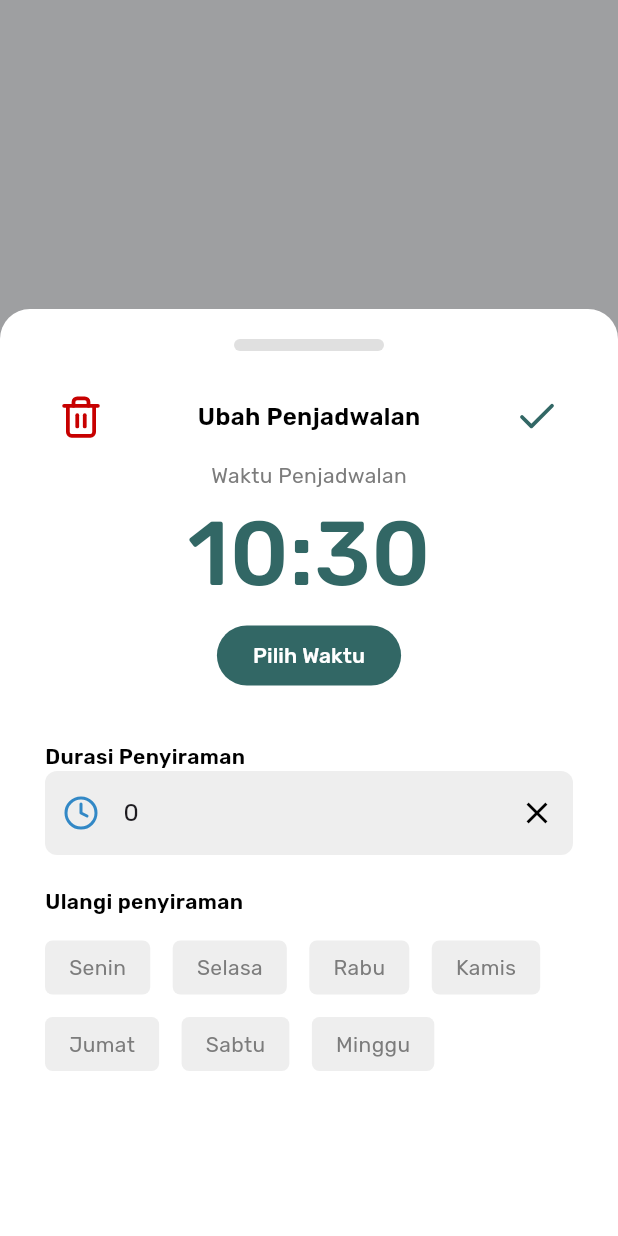
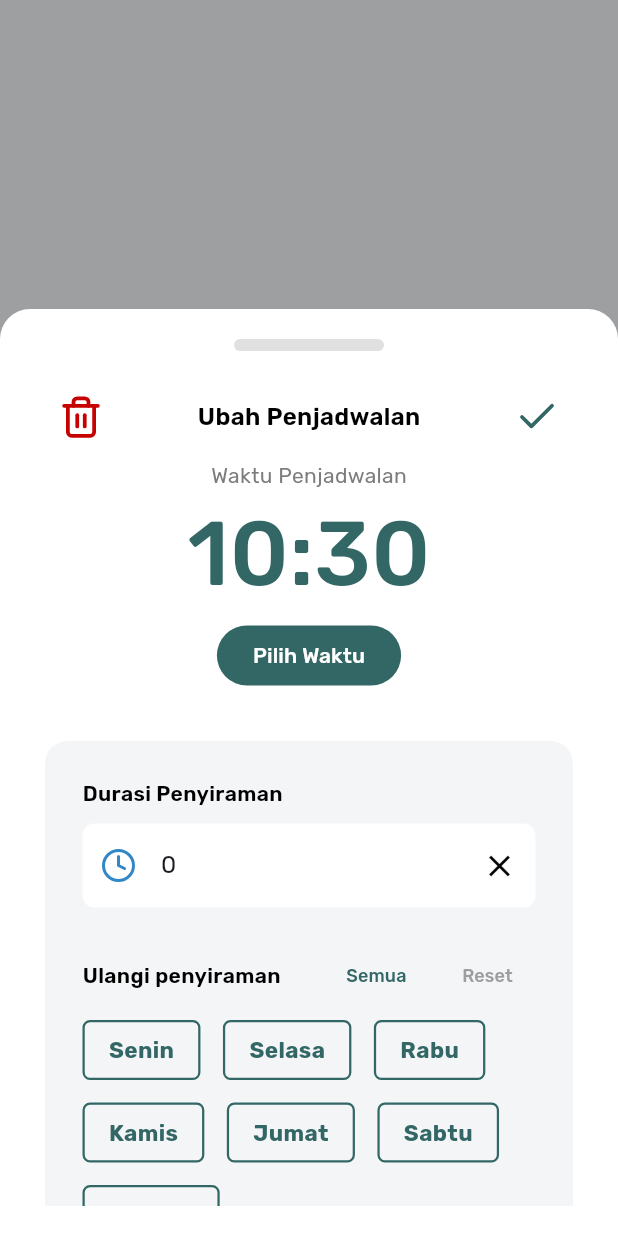
Before and after one commit to scituinsk/Mobile_Smart_Farming, a Flutter app: what show() shows on an empty page, opened directly with empty values, on a phone screen of 412 x 824 dp. Run offline on Flutter 3.47's test engine with Material 3 defaults, Android fonts, the phone set to English and light mode, and no system bars; our stand-ins replace blurrycontainer, dio, dropdown_button2, equatable, flutter_dotenv, flutter_secure_storage and 10 more; missing offline and left inert: ai_barcode_scanner, drag_and_drop_lists, flutter_floating_bottom_bar; accounts and stored records are empty; network calls fail; statements that could not run were skipped.

Commit message:
feat: Add QR code screen and integrate with relay details; enhance UI components and improve scheduling features

```diff
--- a/lib/src/core/routes/app_page.dart
+++ b/lib/src/core/routes/app_page.dart
@@ -2,6 +2,7 @@ import 'package:get/get.dart';
 import 'package:pak_tani/src/core/navigation/main_navigation.dart';
 import 'package:pak_tani/src/core/navigation/main_navigation_binding.dart';
 import 'package:pak_tani/src/core/routes/route_named.dart';
+import 'package:pak_tani/src/features/modul/presentation/screen/qr_code_screen.dart';
 import 'package:pak_tani/src/features/schedule/presentation/bindings/schedule_screen_binding.dart';
 import 'package:pak_tani/src/features/modul/presentation/bindings/add_modul_screen_binding.dart';
 import 'package:pak_tani/src/features/modul/presentation/bindings/modul_detail_screen_binding.dart';
@@ -56,5 +57,6 @@ class AppPage {
       page: () => const RelayScreen(),
       binding: RelayScreenBinding(),
     ),
+    GetPage(name: RouteNamed.qrCodePage, page: () => QrCodeScreen()),
   ];
 }
--- a/lib/src/core/routes/route_named.dart
+++ b/lib/src/core/routes/route_named.dart
@@ -8,4 +8,5 @@ abstract class RouteNamed {
   static const mainPage = '/main_page';
   static const qrScanPage = '/qr_scan_page';
   static const relayPage = '/relay_page';
+  static const qrCodePage = '/qr_code_page';
 }
--- a/lib/src/core/widgets/my_text_field.dart
+++ b/lib/src/core/widgets/my_text_field.dart
@@ -11,10 +11,12 @@ class MyTextField extends StatefulWidget {
   final TextStyle titleStyle;
   final Color fillColor;
   final bool obscureText;
+  final double gap;
   final TextEditingController? controller;
   final String? Function(String?)? validator;
   final void Function(String)? onChanged;
   final TextInputType keyboardType;
+  final FocusNode? focusNode;
 
   const MyTextField({
     super.key,
@@ -31,6 +33,8 @@ class MyTextField extends StatefulWidget {
     this.validator, // Tambahkan validator
     this.onChanged,
     this.keyboardType = TextInputType.text,
+    this.gap = 4,
+    this.focusNode,
   });
 
   @override
@@ -97,6 +101,7 @@ class _MyTextFieldState extends State<MyTextField> {
   Widget build(BuildContext context) {
     return Column(
       crossAxisAlignment: CrossAxisAlignment.start,
+      spacing: widget.gap,
       children: [
         Text(widget.title, style: widget.titleStyle),
         SizedBox(
@@ -119,6 +124,7 @@ class _MyTextFieldState extends State<MyTextField> {
               errorText: _errorText, // Tambahkan errorText
             ),
             onChanged: widget.onChanged,
+            focusNode: widget.focusNode,
           ),
         ),
       ],
--- a/lib/src/features/relays/presentation/screens/relay_screen.dart
+++ b/lib/src/features/relays/presentation/screens/relay_screen.dart
@@ -50,6 +50,7 @@ class RelayScreen extends StatelessWidget {
         onPressed: () {
           RelayModals.showAddModal(context);
         },
+        backgroundColor: AppTheme.secondaryColor,
         shape: RoundedRectangleBorder(borderRadius: BorderRadius.circular(50)),
         child: Icon(LucideIcons.plus),
       ),
--- a/lib/src/features/relays/presentation/widgets/relay_group_list.dart
+++ b/lib/src/features/relays/presentation/widgets/relay_group_list.dart
@@ -2,7 +2,6 @@ import 'package:drag_and_drop_lists/drag_and_drop_lists.dart';
 import 'package:flutter/material.dart';
 import 'package:get/get.dart';
 import 'package:lucide_icons_flutter/lucide_icons.dart';
-import 'package:lucide_icons_flutter/test_icons.dart';
 import 'package:pak_tani/src/core/theme/app_theme.dart';
 import 'package:pak_tani/src/core/widgets/custom_icon.dart';
 import 'package:pak_tani/src/core/widgets/my_icon.dart';
--- a/lib/src/features/schedule/presentation/controllers/schedule_ui_controller.dart
+++ b/lib/src/features/schedule/presentation/controllers/schedule_ui_controller.dart
@@ -29,6 +29,7 @@ class ScheduleUiController extends GetxController {
   final isSubmittingSequential = false.obs;
 
   //schedule controller
+  late FocusNode scheduleDurationFocus;
   Rxn<TimeOfDay> timeController = Rxn<TimeOfDay>(null);
   late TextEditingController scheduleDurationController;
   final RxSet<WeekDay> selectedDays = <WeekDay>{}.obs;
@@ -69,10 +70,12 @@ class ScheduleUiController extends GetxController {
   }
 
   void initAddScheduleSheet() {
+    scheduleDurationFocus = FocusNode();
     scheduleDurationController = TextEditingController();
   }
 
   void initEditScheduleSheet(Schedule schedule) {
+    scheduleDurationFocus = FocusNode();
     timeController.value = schedule.time;
     scheduleDurationController = TextEditingController(
       text: schedule.duration.toString(),
@@ -81,6 +84,9 @@ class ScheduleUiController extends GetxController {
   }
 
   void disposeScheduleSheet() {
+    scheduleDurationFocus.unfocus();
+
+    scheduleDurationFocus.dispose();
     scheduleDurationController.dispose();
     timeController.value = null;
     clearDays();
--- a/lib/src/features/schedule/presentation/screens/group_schedule_screen.dart
+++ b/lib/src/features/schedule/presentation/screens/group_schedule_screen.dart
@@ -74,6 +74,7 @@ class ScheduleScreen extends StatelessWidget {
         onPressed: () {
           AddScheduleSheet.show(context);
         },
+        backgroundColor: AppTheme.secondaryColor,
         shape: RoundedRectangleBorder(borderRadius: BorderRadius.circular(50)),
         child: Icon(LucideIcons.plus),
       ),
--- a/lib/src/features/schedule/presentation/widgets/schedule_information.dart
+++ b/lib/src/features/schedule/presentation/widgets/schedule_information.dart
@@ -123,7 +123,7 @@ class GroupScheduleInformation extends StatelessWidget {
                     );
                   }),
                   Text(
-                    "Total jumlah relay",
+                    "Jumlah relay pada grub ${controller.selectedRelayGroup.value!.name}",
                     style: AppTheme.textAction,
                     textAlign: TextAlign.center,
                   ),
--- a/lib/src/features/schedule/presentation/widgets/schedule_widgets/build_day_chip.dart
+++ b/lib/src/features/schedule/presentation/widgets/schedule_widgets/build_day_chip.dart
@@ -21,14 +21,16 @@ class BuildDayChip extends StatelessWidget {
       child: Container(
         padding: EdgeInsets.symmetric(horizontal: 16, vertical: 8),
         decoration: BoxDecoration(
-          color: isSelected ? AppTheme.primaryColor : Colors.grey.shade200,
+          color: isSelected ? AppTheme.primaryColor : Colors.transparent,
           borderRadius: BorderRadius.circular(5),
+          border: Border.all(color: AppTheme.primaryColor, width: 1.5),
         ),
         child: Text(
           day,
           style: TextStyle(
-            color: isSelected ? Colors.white : AppTheme.titleSecondary,
-            fontWeight: isSelected ? FontWeight.w600 : FontWeight.normal,
+            color: isSelected ? Colors.white : AppTheme.primaryColor,
+            fontWeight: FontWeight.bold,
+            fontSize: 15,
           ),
         ),
       ),
--- a/lib/src/features/schedule/presentation/widgets/schedule_widgets/edit_schedule_sheet.dart
+++ b/lib/src/features/schedule/presentation/widgets/schedule_widgets/edit_schedule_sheet.dart
@@ -112,12 +112,19 @@ class EditScheduleSheet {
                       ),
 
                       // Durasi Penyiraman Section
-                      Column(
+                      Container(
+                        decoration: BoxDecoration(
+                          color: AppTheme.surfaceColor,
+                          borderRadius: BorderRadius.circular(15),
+                        ),
+                        padding: EdgeInsets.all(25),
+                        child: Column(
                           spacing: 21,
                           crossAxisAlignment: CrossAxisAlignment.start,
                           children: [
                             MyTextField(
                               controller: controller.scheduleDurationController,
+                              focusNode: controller.scheduleDurationFocus,
                               title: "Durasi Penyiraman",
                               hint: "Masukkan durasi (menit)",
                               prefixIcon: Icon(
@@ -125,17 +132,50 @@ class EditScheduleSheet {
                                 color: AppTheme.secondaryColor,
                               ),
                               keyboardType: TextInputType.number,
+                              fillColor: Colors.white,
+                              gap: 10,
                             ),
 
                             // Ulangi Penyiraman Section
                             Column(
                               crossAxisAlignment: CrossAxisAlignment.start,
+                              spacing: 6,
+                              children: [
+                                Row(
+                                  mainAxisAlignment:
+                                      MainAxisAlignment.spaceBetween,
                                   children: [
                                     Text(
                                       "Ulangi penyiraman",
                                       style: AppTheme.textMedium,
                                     ),
-                              SizedBox(height: 16),
+                                    Row(
+                                      spacing: 10,
+                                      children: [
+                                        TextButton(
+                                          onPressed: controller.selectAllDays,
+                                          child: Text(
+                                            "Semua",
+                                            style: TextStyle(
+                                              color: AppTheme.primaryColor,
+                                              fontSize: 12,
+                                            ),
+                                          ),
+                                        ),
+                                        TextButton(
+                                          onPressed: controller.clearDays,
+                                          child: Text(
+                                            "Reset",
+                                            style: TextStyle(
+                                              color: Colors.grey,
+                                              fontSize: 12,
+                                            ),
+                                          ),
+                                        ),
+                                      ],
+                                    ),
+                                  ],
+                                ),
 
                                 // Hari dalam seminggu
                                 Obx(
@@ -143,9 +183,8 @@ class EditScheduleSheet {
                                     spacing: 15,
                                     runSpacing: 15,
                                     children: WeekDay.values.map((day) {
-                                    final isSelected = controller.isDaySelected(
-                                      day,
-                                    );
+                                      final isSelected = controller
+                                          .isDaySelected(day);
                                       return BuildDayChip(
                                         day: day.long,
                                         isSelected: isSelected,
@@ -158,6 +197,7 @@ class EditScheduleSheet {
                             ),
                           ],
                         ),
+                      ),
                     ],
                   ),
                 ),
```
Also changed, not shown: lib/src/features/modul/presentation/screen/modul_detail_screen.dart (+8 -2 lines), lib/src/features/modul/presentation/screen/qr_code_screen.dart (added, +58 -0 lines), lib/src/features/schedule/presentation/widgets/schedule_widgets/add_schedule_sheet.dart (+13 -6 lines). Lines whose indentation alone changed are shown as unchanged.
